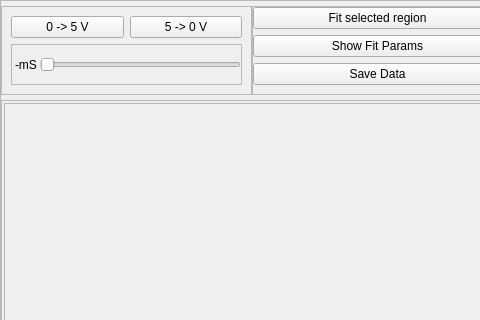
Above: SEEL_Apps/apps/C_electronics/templates/template_transient.ui from jithinbp/SEELablet-apps before the change; both pictures show x 0 to 480 and y 0 to 320 of the 804 by 628 pixel window. Below: the same form after it.
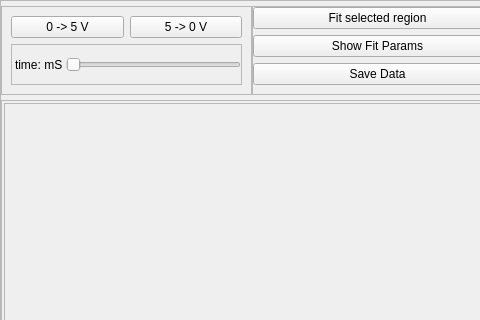
That is the form after the change.

```diff
--- a/SEEL_Apps/apps/C_electronics/templates/template_transient.ui
+++ b/SEEL_Apps/apps/C_electronics/templates/template_transient.ui
@@ -134,7 +134,7 @@
                 <item>
                  <widget class="QLabel" name="tgLabel">
                   <property name="text">
-                   <string>-mS</string>
+                   <string>time: mS</string>
                   </property>
                  </widget>
                 </item>
```
